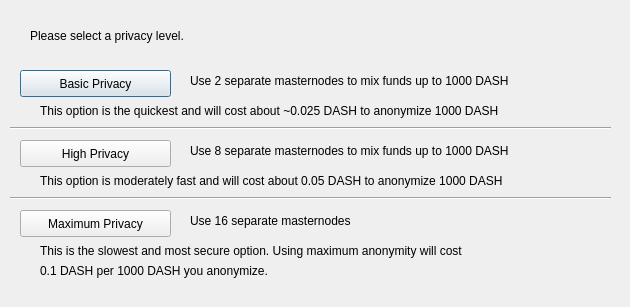
Qt form src/qt/forms/darksendconfig.ui (entercoindev/enter) before a commit.
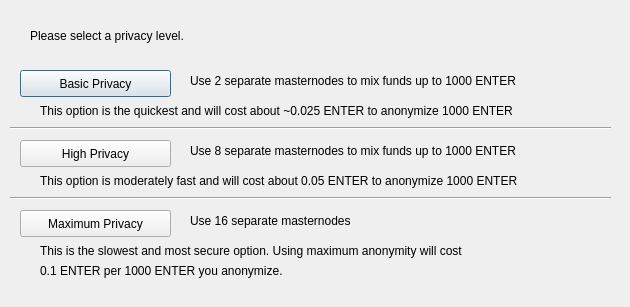
The same form after that commit.

Diff of the .ui file:
```diff
--- a/src/qt/forms/darksendconfig.ui
+++ b/src/qt/forms/darksendconfig.ui
@@ -75,7 +75,7 @@
     </rect>
    </property>
    <property name="text">
-    <string>Use 2 separate masternodes to mix funds up to 1000 DASH</string>
+    <string>Use 2 separate masternodes to mix funds up to 1000 ENTER</string>
    </property>
   </widget>
   <widget class="QLabel" name="label_3">
@@ -88,7 +88,7 @@
     </rect>
    </property>
    <property name="text">
-    <string>Use 8 separate masternodes to mix funds up to 1000 DASH</string>
+    <string>Use 8 separate masternodes to mix funds up to 1000 ENTER</string>
    </property>
   </widget>
   <widget class="QLabel" name="label_4">
@@ -114,7 +114,7 @@
     </rect>
    </property>
    <property name="text">
-    <string>This option is the quickest and will cost about ~0.025 DASH to anonymize 1000 DASH</string>
+    <string>This option is the quickest and will cost about ~0.025 ENTER to anonymize 1000 ENTER</string>
    </property>
   </widget>
   <widget class="QLabel" name="label_7">
@@ -127,7 +127,7 @@
     </rect>
    </property>
    <property name="text">
-    <string>This option is moderately fast and will cost about 0.05 DASH to anonymize 1000 DASH</string>
+    <string>This option is moderately fast and will cost about 0.05 ENTER to anonymize 1000 ENTER</string>
    </property>
   </widget>
   <widget class="QLabel" name="label_8">
@@ -153,7 +153,7 @@
     </rect>
    </property>
    <property name="text">
-    <string>0.1 DASH per 1000 DASH you anonymize.</string>
+    <string>0.1 ENTER per 1000 ENTER you anonymize.</string>
    </property>
   </widget>
   <widget class="Line" name="line">
```
